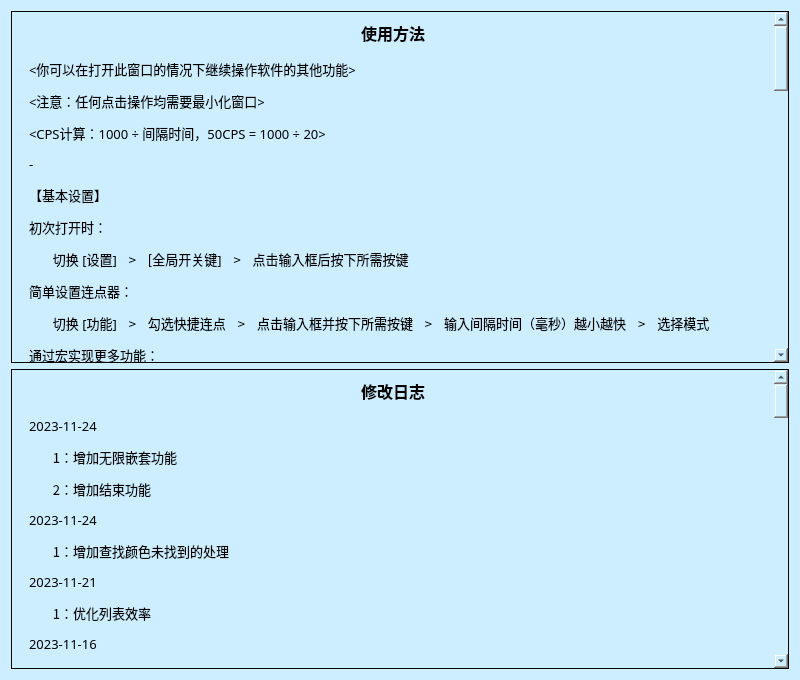
First picture: the form in .ui/MoreUi.ui, repository hongliangdu/Quickinput, before the edit.
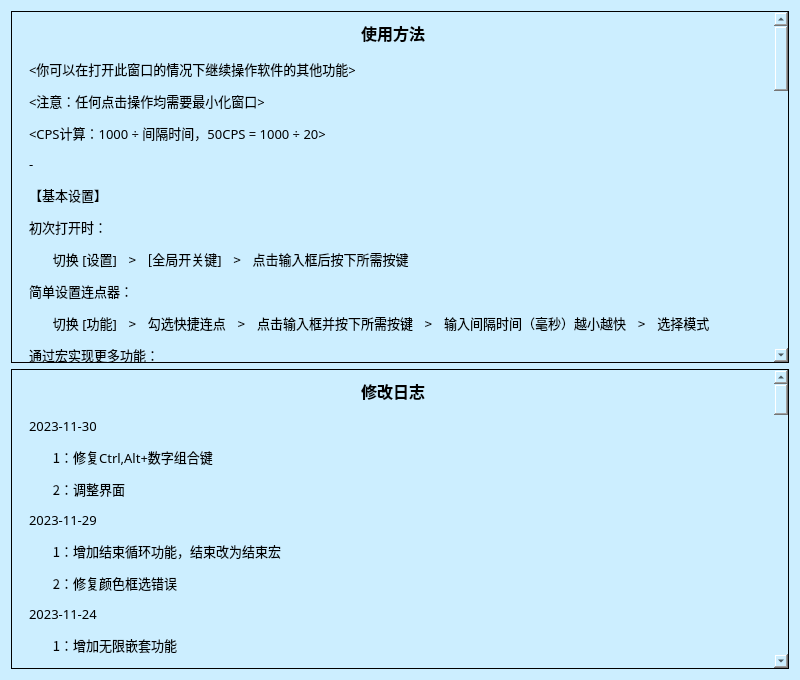
Second picture: the form after the edit. Icons and pictures are not drawn.

The edit to the form file:
```diff
--- a/.ui/MoreUi.ui
+++ b/.ui/MoreUi.ui
@@ -145,7 +145,7 @@
         <x>0</x>
         <y>0</y>
         <width>763</width>
-        <height>2314</height>
+        <height>2500</height>
        </rect>
       </property>
       <property name="styleSheet">
@@ -188,7 +188,7 @@
           <string notr="true">padding:5px; border:none;</string>
          </property>
          <property name="text">
-          <string>&lt;html&gt;&lt;head/&gt;&lt;body&gt;&lt;p&gt;2023-11-24&lt;/p&gt;&lt;p&gt;ㅤㅤ1：增加无限嵌套功能&lt;/p&gt;&lt;p&gt;ㅤㅤ2：增加结束功能&lt;/p&gt;&lt;p&gt;2023-11-24&lt;/p&gt;&lt;p&gt;ㅤㅤ1：增加查找颜色未找到的处理&lt;/p&gt;&lt;p&gt;2023-11-21&lt;/p&gt;&lt;p&gt;ㅤㅤ1：优化列表效率&lt;/p&gt;&lt;p&gt;2023-11-16&lt;/p&gt;&lt;p&gt;ㅤㅤ1：增加随机移动&lt;/p&gt;&lt;p&gt;2023-11-4&lt;/p&gt;&lt;p&gt;ㅤㅤ1：优化列表，UI缩放&lt;/p&gt;&lt;p&gt;2023-11-3&lt;/p&gt;&lt;p&gt;ㅤㅤ1：增加窗口控制状态，详细看使用方法&lt;/p&gt;&lt;p&gt;2023-11-2&lt;/p&gt;&lt;p&gt;ㅤㅤ1：增加自定义窗口放大&lt;/p&gt;&lt;p&gt;2023-10-30&lt;/p&gt;&lt;p&gt;ㅤㅤ1：优化性能，0ms以上的CPU占用更低&lt;/p&gt;&lt;p&gt;2023-10-29&lt;/p&gt;&lt;p&gt;ㅤㅤ1：增加触发的次数，可指定宏的执行次数&lt;/p&gt;&lt;p&gt;ㅤㅤ2：增加编辑的循环，可指定宏的执行次数&lt;/p&gt;&lt;p&gt;2023-10-28&lt;/p&gt;&lt;p&gt;ㅤㅤ1：修复CPS不准确，提高间隔时间的精度，但在16ms以下会增加CPU占用&lt;/p&gt;&lt;p&gt;2023-10-27&lt;/p&gt;&lt;p&gt;ㅤㅤ1：过滤录制的键盘重复按下&lt;/p&gt;&lt;p&gt;ㅤㅤ2：修复单个触发键会被其他键中断&lt;/p&gt;&lt;p&gt;ㅤㅤ3：增加编辑窗口宏列表使用Shift ↑↓移动宏位置，Shift ←删除宏&lt;/p&gt;&lt;p&gt;2023-10-21&lt;/p&gt;&lt;p&gt;ㅤㅤ1：增加录制的开始按钮&lt;/p&gt;&lt;p&gt;2023-10-20&lt;/p&gt;&lt;p&gt;ㅤㅤ1：修复组合触发键的误触发&lt;/p&gt;&lt;p&gt;2023-10-17&lt;/p&gt;&lt;p&gt;ㅤㅤ1：增加全局开关键组合键&lt;/p&gt;&lt;p&gt;ㅤㅤ2：优化颜色识别卡顿&lt;/p&gt;&lt;p&gt;2023-10-16&lt;/p&gt;&lt;p&gt;ㅤㅤ1：增加快捷连点模式&lt;/p&gt;&lt;p&gt;2023-10-14&lt;/p&gt;&lt;p&gt;ㅤㅤ1：增加显示时间开关&lt;/p&gt;&lt;p&gt;2023-10-10&lt;/p&gt;&lt;p&gt;ㅤㅤ1：修复缩放识别位置错误&lt;/p&gt;&lt;p&gt;2023-10-9&lt;/p&gt;&lt;p&gt;ㅤㅤ1：增加组合触发键，可输入两个按键来触发，也可输入一个&lt;/p&gt;&lt;p&gt;2023-10-5&lt;/p&gt;&lt;p&gt;ㅤㅤ1：修复缩放字体显示过大&lt;/p&gt;&lt;p&gt;2023-10-5&lt;/p&gt;&lt;p&gt;ㅤㅤ1：增加范围颜色查找功能&lt;/p&gt;&lt;p&gt;ㅤㅤ2：优化获取颜色，获取坐标&lt;/p&gt;&lt;p&gt;2023-10-5&lt;/p&gt;&lt;p&gt;ㅤㅤ1：修复查找颜色错误&lt;/p&gt;&lt;p&gt;2023-10-4&lt;/p&gt;&lt;p&gt;ㅤㅤ1：增加查找颜色功能，详细看使用方法&lt;/p&gt;&lt;p&gt;ㅤㅤ2： 优化列表显示效果&lt;/p&gt;&lt;p&gt;2023-10-3&lt;/p&gt;&lt;p&gt;ㅤㅤ1：增加编辑窗口的修改功能，双击列表的项目即可修改&lt;/p&gt;&lt;p&gt;ㅤㅤ2：增加多开功能，复制程序的文件夹就可以运行多个&lt;/p&gt;&lt;p&gt;2023-10-2&lt;/p&gt;&lt;p&gt;ㅤㅤ1：优化弹窗刷新，从透明度更改时刷新改为仅内容更改时刷新，提高效率&lt;/p&gt;&lt;p&gt;2023-9-30&lt;/p&gt;&lt;p&gt;ㅤㅤ1：使用Qt5.15.2并重新编译为32位程序、&lt;/p&gt;&lt;p&gt;ㅤㅤ2：增加宏触发状态显示，在屏幕的顶部将弹出提示&lt;/p&gt;&lt;p&gt;2023-9-28&lt;/p&gt;&lt;p&gt;ㅤㅤ1：增加显示当前时间功能&lt;/p&gt;&lt;p&gt;2023-9-27&lt;/p&gt;&lt;p&gt;ㅤㅤ1：增加快捷连点的间隔时间功能&lt;/p&gt;&lt;p&gt;ㅤㅤ2：修复快捷点击按键与宏触发键冲突导致程序失效&lt;/p&gt;&lt;p&gt;2023-9-24&lt;/p&gt;&lt;p&gt;ㅤㅤ1：增加随机等待功能，模拟真实点击时的速度差异&lt;/p&gt;&lt;p&gt;ㅤㅤ2：增加获取位置功能，点击获取后再点击目标位置&lt;/p&gt;&lt;p&gt;2023-9-23&lt;/p&gt;&lt;p&gt;ㅤㅤ1：修复按下开关键时按下其他键异常&lt;/p&gt;&lt;p&gt;ㅤㅤ2：增加对滚轮的支持&lt;/p&gt;&lt;p&gt;ㅤㅤ3：发布到bilibili&lt;/p&gt;&lt;p&gt;2023-9-21&lt;/p&gt;&lt;p&gt;ㅤㅤ1：第一个版本&lt;/p&gt;&lt;/body&gt;&lt;/html&gt;</string>
+          <string>&lt;html&gt;&lt;head/&gt;&lt;body&gt;&lt;p&gt;2023-11-30&lt;/p&gt;&lt;p&gt;ㅤㅤ1：修复Ctrl,Alt+数字组合键&lt;/p&gt;&lt;p&gt;ㅤㅤ2：调整界面&lt;/p&gt;&lt;p&gt;2023-11-29&lt;/p&gt;&lt;p&gt;ㅤㅤ1：增加结束循环功能，结束改为结束宏&lt;/p&gt;&lt;p&gt;ㅤㅤ2：修复颜色框选错误&lt;/p&gt;&lt;p&gt;2023-11-24&lt;/p&gt;&lt;p&gt;ㅤㅤ1：增加无限嵌套功能&lt;/p&gt;&lt;p&gt;ㅤㅤ2：增加结束功能&lt;/p&gt;&lt;p&gt;2023-11-24&lt;/p&gt;&lt;p&gt;ㅤㅤ1：增加查找颜色未找到的处理&lt;/p&gt;&lt;p&gt;2023-11-21&lt;/p&gt;&lt;p&gt;ㅤㅤ1：优化列表效率&lt;/p&gt;&lt;p&gt;2023-11-16&lt;/p&gt;&lt;p&gt;ㅤㅤ1：增加随机移动&lt;/p&gt;&lt;p&gt;2023-11-4&lt;/p&gt;&lt;p&gt;ㅤㅤ1：优化列表，UI缩放&lt;/p&gt;&lt;p&gt;2023-11-3&lt;/p&gt;&lt;p&gt;ㅤㅤ1：增加窗口控制状态，详细看使用方法&lt;/p&gt;&lt;p&gt;2023-11-2&lt;/p&gt;&lt;p&gt;ㅤㅤ1：增加自定义窗口放大&lt;/p&gt;&lt;p&gt;2023-10-30&lt;/p&gt;&lt;p&gt;ㅤㅤ1：优化性能，0ms以上的CPU占用更低&lt;/p&gt;&lt;p&gt;2023-10-29&lt;/p&gt;&lt;p&gt;ㅤㅤ1：增加触发的次数，可指定宏的执行次数&lt;/p&gt;&lt;p&gt;ㅤㅤ2：增加编辑的循环，可指定宏的执行次数&lt;/p&gt;&lt;p&gt;2023-10-28&lt;/p&gt;&lt;p&gt;ㅤㅤ1：修复CPS不准确，提高间隔时间的精度，但在16ms以下会增加CPU占用&lt;/p&gt;&lt;p&gt;2023-10-27&lt;/p&gt;&lt;p&gt;ㅤㅤ1：过滤录制的键盘重复按下&lt;/p&gt;&lt;p&gt;ㅤㅤ2：修复单个触发键会被其他键中断&lt;/p&gt;&lt;p&gt;ㅤㅤ3：增加编辑窗口宏列表使用Shift ↑↓移动宏位置，Shift ←删除宏&lt;/p&gt;&lt;p&gt;2023-10-21&lt;/p&gt;&lt;p&gt;ㅤㅤ1：增加录制的开始按钮&lt;/p&gt;&lt;p&gt;2023-10-20&lt;/p&gt;&lt;p&gt;ㅤㅤ1：修复组合触发键的误触发&lt;/p&gt;&lt;p&gt;2023-10-17&lt;/p&gt;&lt;p&gt;ㅤㅤ1：增加全局开关键组合键&lt;/p&gt;&lt;p&gt;ㅤㅤ2：优化颜色识别卡顿&lt;/p&gt;&lt;p&gt;2023-10-16&lt;/p&gt;&lt;p&gt;ㅤㅤ1：增加快捷连点模式&lt;/p&gt;&lt;p&gt;2023-10-14&lt;/p&gt;&lt;p&gt;ㅤㅤ1：增加显示时间开关&lt;/p&gt;&lt;p&gt;2023-10-10&lt;/p&gt;&lt;p&gt;ㅤㅤ1：修复缩放识别位置错误&lt;/p&gt;&lt;p&gt;2023-10-9&lt;/p&gt;&lt;p&gt;ㅤㅤ1：增加组合触发键，可输入两个按键来触发，也可输入一个&lt;/p&gt;&lt;p&gt;2023-10-5&lt;/p&gt;&lt;p&gt;ㅤㅤ1：修复缩放字体显示过大&lt;/p&gt;&lt;p&gt;2023-10-5&lt;/p&gt;&lt;p&gt;ㅤㅤ1：增加范围颜色查找功能&lt;/p&gt;&lt;p&gt;ㅤㅤ2：优化获取颜色，获取坐标&lt;/p&gt;&lt;p&gt;2023-10-5&lt;/p&gt;&lt;p&gt;ㅤㅤ1：修复查找颜色错误&lt;/p&gt;&lt;p&gt;2023-10-4&lt;/p&gt;&lt;p&gt;ㅤㅤ1：增加查找颜色功能，详细看使用方法&lt;/p&gt;&lt;p&gt;ㅤㅤ2： 优化列表显示效果&lt;/p&gt;&lt;p&gt;2023-10-3&lt;/p&gt;&lt;p&gt;ㅤㅤ1：增加编辑窗口的修改功能，双击列表的项目即可修改&lt;/p&gt;&lt;p&gt;ㅤㅤ2：增加多开功能，复制程序的文件夹就可以运行多个&lt;/p&gt;&lt;p&gt;2023-10-2&lt;/p&gt;&lt;p&gt;ㅤㅤ1：优化弹窗刷新，从透明度更改时刷新改为仅内容更改时刷新，提高效率&lt;/p&gt;&lt;p&gt;2023-9-30&lt;/p&gt;&lt;p&gt;ㅤㅤ1：使用Qt5.15.2并重新编译为32位程序、&lt;/p&gt;&lt;p&gt;ㅤㅤ2：增加宏触发状态显示，在屏幕的顶部将弹出提示&lt;/p&gt;&lt;p&gt;2023-9-28&lt;/p&gt;&lt;p&gt;ㅤㅤ1：增加显示当前时间功能&lt;/p&gt;&lt;p&gt;2023-9-27&lt;/p&gt;&lt;p&gt;ㅤㅤ1：增加快捷连点的间隔时间功能&lt;/p&gt;&lt;p&gt;ㅤㅤ2：修复快捷点击按键与宏触发键冲突导致程序失效&lt;/p&gt;&lt;p&gt;2023-9-24&lt;/p&gt;&lt;p&gt;ㅤㅤ1：增加随机等待功能，模拟真实点击时的速度差异&lt;/p&gt;&lt;p&gt;ㅤㅤ2：增加获取位置功能，点击获取后再点击目标位置&lt;/p&gt;&lt;p&gt;2023-9-23&lt;/p&gt;&lt;p&gt;ㅤㅤ1：修复按下开关键时按下其他键异常&lt;/p&gt;&lt;p&gt;ㅤㅤ2：增加对滚轮的支持&lt;/p&gt;&lt;p&gt;ㅤㅤ3：发布到bilibili&lt;/p&gt;&lt;p&gt;2023-9-21&lt;/p&gt;&lt;p&gt;ㅤㅤ1：第一个版本&lt;/p&gt;&lt;/body&gt;&lt;/html&gt;</string>
          </property>
          <property name="alignment">
           <set>Qt::AlignLeading|Qt::AlignLeft|Qt::AlignTop</set>
```
